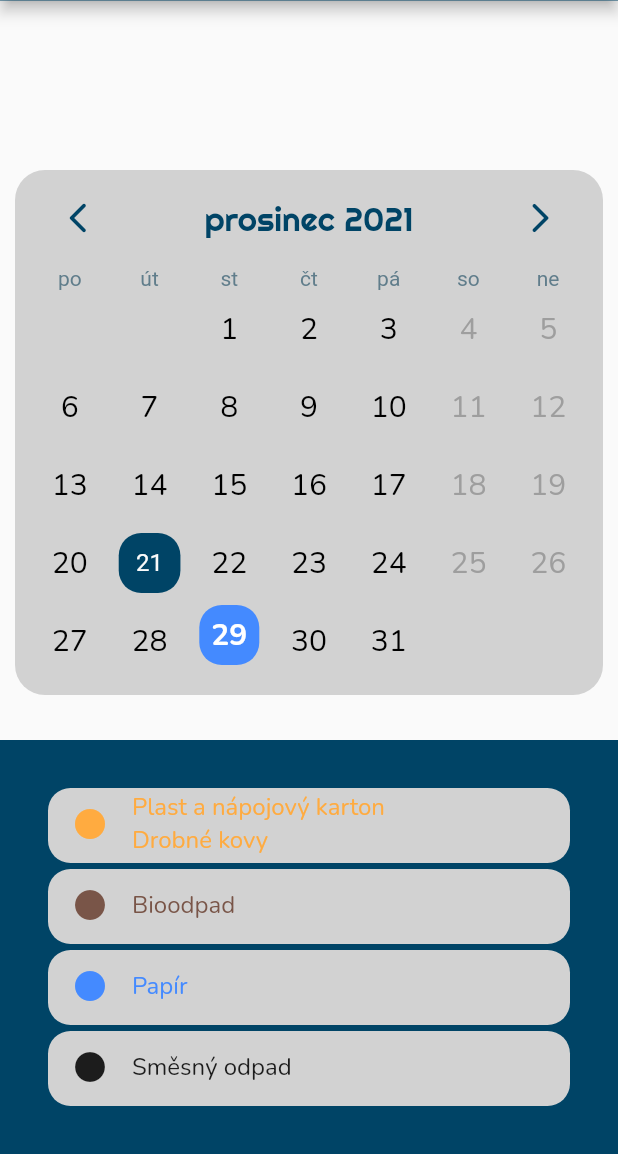
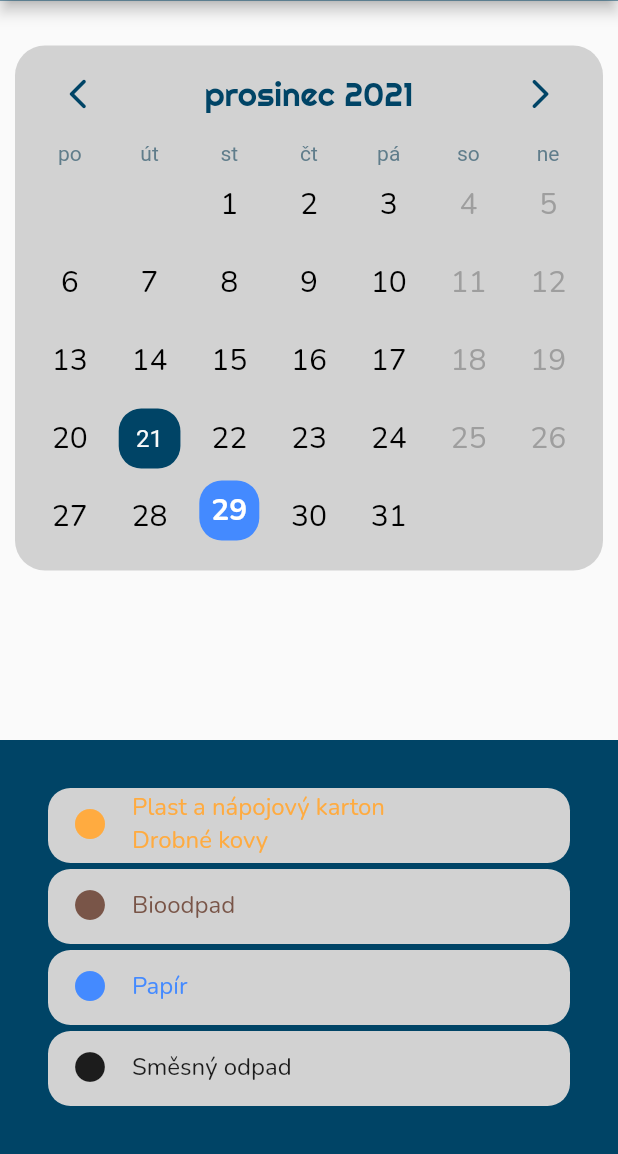
Before and after one commit to zowelu/svoz_odpadu, a Flutter app: the HomePage screen opened by its route, on a phone screen of 412 x 824 dp, the part 82-1236 px from its top. Run offline on Flutter 3.47's test engine with Material 2 defaults, Android fonts, the phone set to English and light mode, and no system bars; drawn by our look-alikes of table_calendar.

Commit message:
úprava rozložení (container kolem column) v home_page.dart

```diff
--- a/lib/home_page.dart
+++ b/lib/home_page.dart
@@ -40,14 +40,15 @@ class _HomePageState extends State<HomePage> {
     return Scaffold(
       appBar: const PreferredSize(
           preferredSize: Size.fromHeight(kDMyAppBarHeight), child: MyAppBar()),
-      body: Column(
-        mainAxisAlignment: MainAxisAlignment.end,
+      body: Container( padding: EdgeInsets.only(top: kDMarginLarger),
+        child: Column(
+          mainAxisAlignment: MainAxisAlignment.spaceBetween,
           crossAxisAlignment: CrossAxisAlignment.center,
           children: <Widget>[
             Container(
               margin: const EdgeInsets.only(left: kDMargin, right: kDMargin),
               padding: const EdgeInsets.only(
-                left: kDMargin, right: kDMargin, bottom: kDMargin),
+                  left: kDMargin, right: kDMargin, bottom: kDMargin, ),
               decoration: const BoxDecoration(
                   color: kDBackgroundColorCalendar, borderRadius: kDRadiusLarge),
               child: TableCalendar(
@@ -102,7 +103,7 @@ class _HomePageState extends State<HomePage> {
                 ),
                 calendarBuilders: CalendarBuilders(
                   singleMarkerBuilder: (context, day, event) {
-                    DateTime dayRaw = day;
+                    //DateTime dayRaw = day;
                     DateFormat dateFormat = DateFormat('d');
                     String dayString = dateFormat.format(day);
                     print(dayString);
@@ -128,7 +129,7 @@ class _HomePageState extends State<HomePage> {
             Container(
               color: kDBackgroundColor,
               padding: const EdgeInsets.all(kDMarginLarger),
-            margin: const EdgeInsets.only(top: kDMarginLarger),
+              //margin: const EdgeInsets.only(top: kDMarginLarger),
               child: ListView(
                 shrinkWrap: true,
                 children: const <Widget>[
@@ -142,6 +143,7 @@ class _HomePageState extends State<HomePage> {
             ),
           ],
         ),
+      ),
     );
   }
 }
```
Lines whose indentation alone changed are shown as unchanged.
